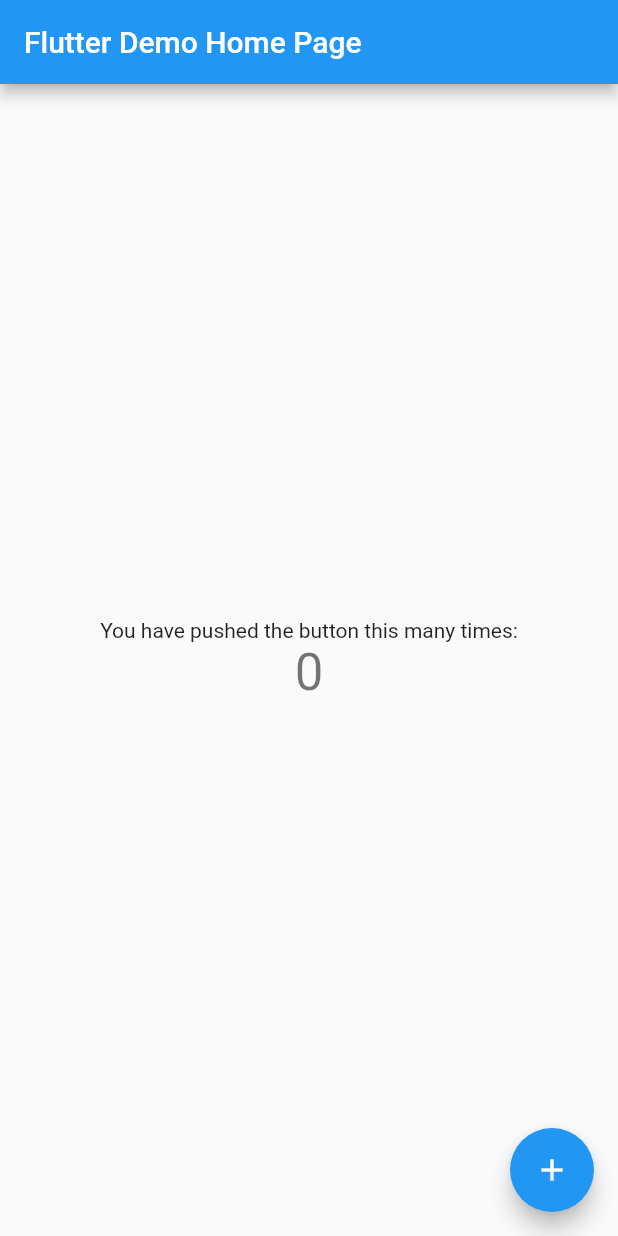
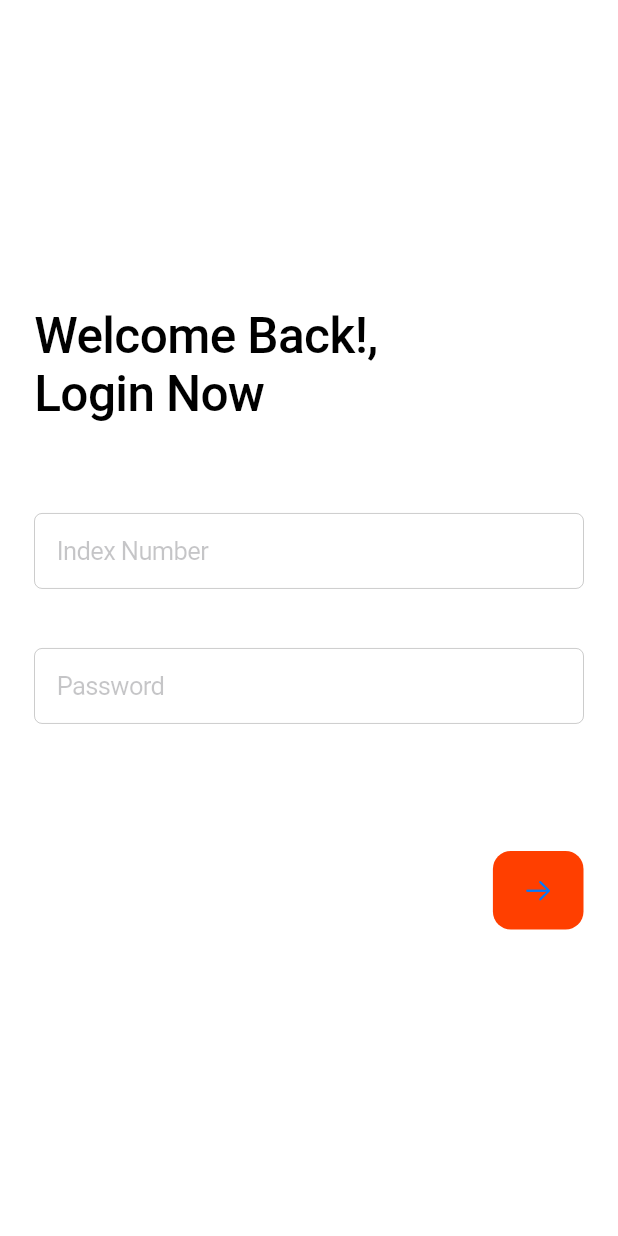
Before and after one commit to NathanNunana/src-financial-app, a Flutter app: the screen it shows after launch, on a phone screen of 412 x 824 dp. Run offline on Flutter 3.47's test engine with Material 2 defaults, Android fonts, the phone set to English and light mode, and no system bars.

Commit message:
added a few codes

```diff
--- a/lib/main.dart
+++ b/lib/main.dart
@@ -1,113 +1,27 @@
+// system imports
+import 'package:flutter/cupertino.dart';
 import 'package:flutter/material.dart';
 
-void main() {
-  runApp(MyApp());
-}
+// local imports
+import './screens/dashboard.dart';
+import './screens/login_page.dart';
+import './screens/payment_page.dart';
+import './screens/signup_page.dart';
 
-class MyApp extends StatelessWidget {
-  // This widget is the root of your application.
+void main() => runApp(MyApp());
+
+
+class MyApp extends StatelessWidget{
   @override
   Widget build(BuildContext context) {
-    return MaterialApp(
-      title: 'Flutter Demo',
-      theme: ThemeData(
-        // This is the theme of your application.
-        //
-        // Try running your application with "flutter run". You'll see the
-        // application has a blue toolbar. Then, without quitting the app, try
-        // changing the primarySwatch below to Colors.green and then invoke
-        // "hot reload" (press "r" in the console where you ran "flutter run",
-        // or simply save your changes to "hot reload" in a Flutter IDE).
-        // Notice that the counter didn't reset back to zero; the application
-        // is not restarted.
-        primarySwatch: Colors.blue,
-      ),
-      home: MyHomePage(title: 'Flutter Demo Home Page'),
+    return CupertinoApp(
+      home: LoginPage(),
+      routes: {
+        "/login": (_)=>LoginPage(),
+        "/signup": (_)=>SignupPage(),
+        "/dashboard": (_)=>Dashboard(),
+        "/payment": (_)=>FeePaymentPage(),
+      },
     );
   }
 }
-
-class MyHomePage extends StatefulWidget {
-  MyHomePage({Key? key, required this.title}) : super(key: key);
-
-  // This widget is the home page of your application. It is stateful, meaning
-  // that it has a State object (defined below) that contains fields that affect
-  // how it looks.
-
-  // This class is the configuration for the state. It holds the values (in this
-  // case the title) provided by the parent (in this case the App widget) and
-  // used by the build method of the State. Fields in a Widget subclass are
-  // always marked "final".
-
-  final String title;
-
-  @override
-  _MyHomePageState createState() => _MyHomePageState();
-}
-
-class _MyHomePageState extends State<MyHomePage> {
-  int _counter = 0;
-
-  void _incrementCounter() {
-    setState(() {
-      // This call to setState tells the Flutter framework that something has
-      // changed in this State, which causes it to rerun the build method below
-      // so that the display can reflect the updated values. If we changed
-      // _counter without calling setState(), then the build method would not be
-      // called again, and so nothing would appear to happen.
-      _counter++;
-    });
-  }
-
-  @override
-  Widget build(BuildContext context) {
-    // This method is rerun every time setState is called, for instance as done
-    // by the _incrementCounter method above.
-    //
-    // The Flutter framework has been optimized to make rerunning build methods
-    // fast, so that you can just rebuild anything that needs updating rather
-    // than having to individually change instances of widgets.
-    return Scaffold(
-      appBar: AppBar(
-        // Here we take the value from the MyHomePage object that was created by
-        // the App.build method, and use it to set our appbar title.
-        title: Text(widget.title),
-      ),
-      body: Center(
-        // Center is a layout widget. It takes a single child and positions it
-        // in the middle of the parent.
-        child: Column(
-          // Column is also a layout widget. It takes a list of children and
-          // arranges them vertically. By default, it sizes itself to fit its
-          // children horizontally, and tries to be as tall as its parent.
-          //
-          // Invoke "debug painting" (press "p" in the console, choose the
-          // "Toggle Debug Paint" action from the Flutter Inspector in Android
-          // Studio, or the "Toggle Debug Paint" command in Visual Studio Code)
-          // to see the wireframe for each widget.
-          //
-          // Column has various properties to control how it sizes itself and
-          // how it positions its children. Here we use mainAxisAlignment to
-          // center the children vertically; the main axis here is the vertical
-          // axis because Columns are vertical (the cross axis would be
-          // horizontal).
-          mainAxisAlignment: MainAxisAlignment.center,
-          children: <Widget>[
-            Text(
-              'You have pushed the button this many times:',
-            ),
-            Text(
-              '$_counter',
-              style: Theme.of(context).textTheme.headline4,
-            ),
-          ],
-        ),
-      ),
-      floatingActionButton: FloatingActionButton(
-        onPressed: _incrementCounter,
-        tooltip: 'Increment',
-        child: Icon(Icons.add),
-      ), // This trailing comma makes auto-formatting nicer for build methods.
-    );
-  }
-}
--- /dev/null
+++ b/lib/screens/login_page.dart
@@ -0,0 +1,58 @@
+import 'package:flutter/cupertino.dart';
+import 'package:flutter/material.dart';
+
+// import '../utilities/text_styles.dart';
+
+class LoginPage extends StatelessWidget {
+  Widget _buildTtextField(String title) {
+    return CupertinoTextField(
+      padding: EdgeInsets.all(15),
+      placeholder: title,
+    );
+  }
+
+  Widget _buildSubmitButton(BuildContext context) {
+    return CupertinoButton(
+      minSize: 20,
+      color: Color(0xffFF3F00),
+      child: Container(child: Icon(CupertinoIcons.arrow_right)),
+      onPressed: () {
+        Navigator.pushNamed(context, "/dashboard");
+      },
+    );
+  }
+
+  @override
+  Widget build(BuildContext context) {
+    return CupertinoPageScaffold(
+      navigationBar: CupertinoNavigationBar(),
+      child: Padding(
+        padding: const EdgeInsets.all(23.0),
+        child: Column(
+          crossAxisAlignment: CrossAxisAlignment.start,
+          mainAxisAlignment: MainAxisAlignment.center,
+          children: <Widget>[
+            Text(
+              "Welcome Back!,\nLogin Now",
+              style: TextStyle(fontSize: 33, fontWeight: FontWeight.w500),
+            ),
+            Container(
+                margin: EdgeInsets.only(top: 60),
+                child: _buildTtextField("Index Number")),
+            Container(
+                margin: EdgeInsets.only(top: 40),
+                child: _buildTtextField("Password")),
+            Row(
+              mainAxisAlignment: MainAxisAlignment.end,
+              children: [
+                Container(
+                    margin: EdgeInsets.only(top: 85),
+                    child: _buildSubmitButton(context)),
+              ],
+            )
+          ],
+        ),
+      ),
+    );
+  }
+}
```
Also changed, not shown: lib/screens/dashboard.dart (added, +28 -0 lines), lib/screens/payment_page.dart (added, +9 -0 lines), lib/screens/signup_page.dart (added, +14 -0 lines), lib/utilities/text_styles.dart (added, +10 -0 lines), lib/widget/credit_card.dart (added, +77 -0 lines), lib/widget/smart_pay_option.dart (added, +66 -0 lines).
